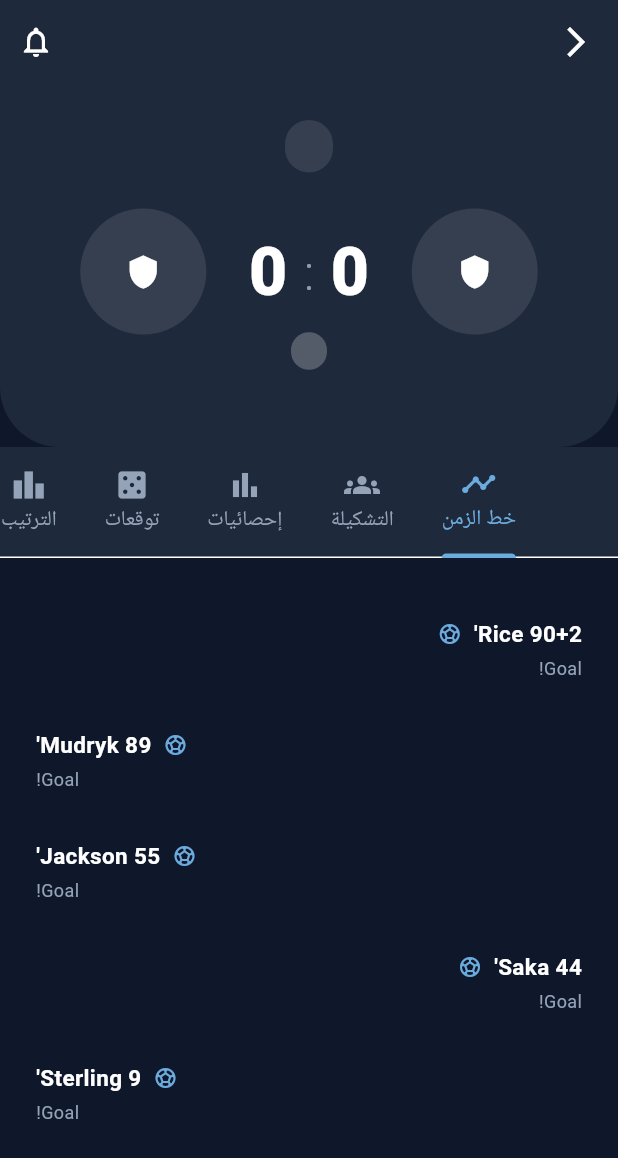
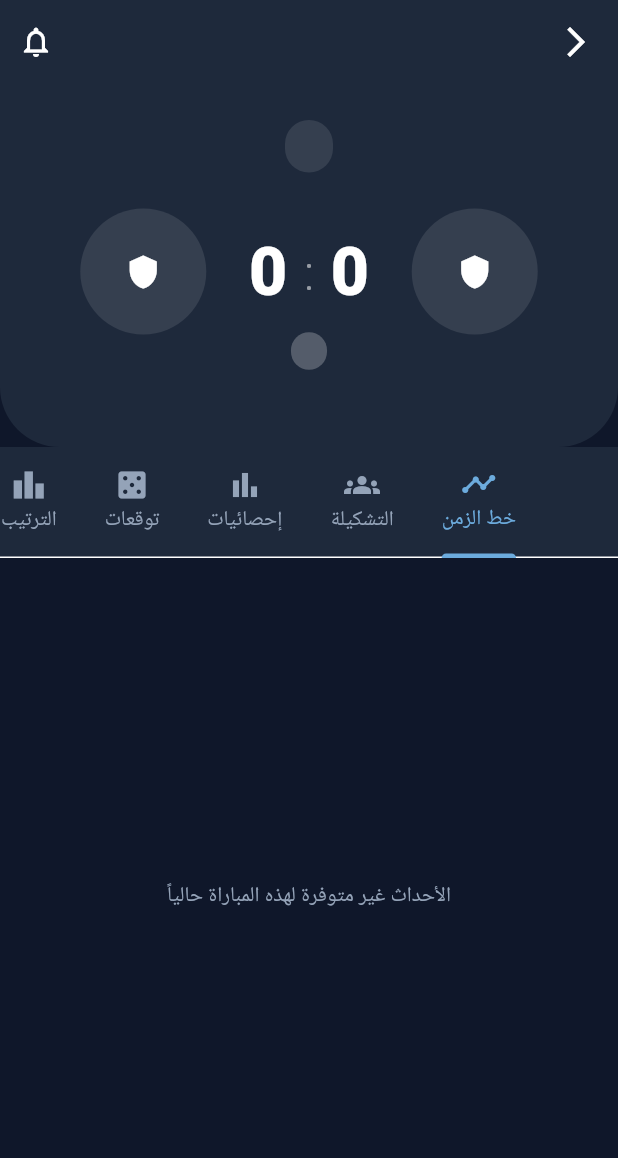
Before and after one commit to majek85/football85, a Flutter app: the MatchDetailsScreen screen opened directly with empty values, on a phone screen of 412 x 824 dp. Shown: the top 1158 px of the screen. Run offline on Flutter 3.47's test engine with Material 3 defaults, Android fonts, the phone set to English and light mode, and no system bars; drawn by our look-alikes of cached_network_image; our stand-ins replace shared_preferences, shimmer; accounts and stored records are empty; network calls fail.

Commit message:
Fix: backend date format, clean mock data, and broaden date range

```diff
--- a/lib/core/constants.dart
+++ b/lib/core/constants.dart
@@ -1,5 +1,5 @@
 class AppConstants {
   static const String supabaseUrl = 'https://utyxvzrazuwonedcdubs.supabase.co';
-  static const String supabaseKey = 'eyJhbGciOiJIUzI1NiIsInR5cCI6IkpXVCJ9.eyJpc3MiOiJzdXBhYmFzZSIsInJlZiI6InV0eXh2enJhenV3b25lZGNkdWJzIiwicm9sZSI6ImFub24iLCJpYXQiOjE3MTU0OTYwMjEsImV4cCI6MjAzMTA3MjAyMX0.jA5aL2M612S_JzH2dO3g3-V9M7Bw5N-QO_c8Y-L2gE0';
+  static const String supabaseKey = 'eyJhbGciOiJIUzI1NiIsInR5cCI6IkpXVCJ9.eyJpc3MiOiJzdXBhYmFzZSIsInJlZiI6InV0eXh2enJhenV3b25lZGNkdWJzIiwicm9sZSI6ImFub24iLCJpYXQiOjE3NzcxOTU5MzQsImV4cCI6MjA5Mjc3MTkzNH0.YPKOxYki21WfhgzN1HIvPKuHyVjFwJ-VfofnN7OJwCI';
   static const String vercelApiUrl = 'https://football85.vercel.app/api/matches';
 }
--- a/lib/screens/match_details_screen.dart
+++ b/lib/screens/match_details_screen.dart
@@ -239,15 +239,15 @@ class _MatchDetailsScreenState extends State<MatchDetailsScreen> {
   }
 
   Widget _buildTimelineTab(BuildContext context, bool isDark) {
-    return ListView(
-      padding: const EdgeInsets.all(24),
-      children: [
-        _buildTimelineItem(context, "Rice 90+2'", "Goal!", Icons.sports_soccer, true),
-        _buildTimelineItem(context, "Mudryk 89'", "Goal!", Icons.sports_soccer, false),
-        _buildTimelineItem(context, "Jackson 55'", "Goal!", Icons.sports_soccer, false),
-        _buildTimelineItem(context, "Saka 44'", "Goal!", Icons.sports_soccer, true),
-        _buildTimelineItem(context, "Sterling 9'", "Goal!", Icons.sports_soccer, false),
-      ],
+    return Center(
+      child: Padding(
+        padding: const EdgeInsets.all(24.0),
+        child: Text(
+          context.watch<LanguageProvider>().isArabic ? "الأحداث غير متوفرة لهذه المباراة حالياً" : "Timeline events not available for this match yet",
+          textAlign: TextAlign.center,
+          style: TextStyle(color: Theme.of(context).colorScheme.onSurfaceVariant),
+        ),
+      ),
     );
   }
 
@@ -282,14 +282,14 @@ class _MatchDetailsScreenState extends State<MatchDetailsScreen> {
   }
 
   Widget _buildLineupsTab(BuildContext context, bool isDark) {
-    return SingleChildScrollView(
-      padding: const EdgeInsets.all(24),
-      child: Column(
-        children: [
-          _buildTeamLineup(context, widget.match.homeTeam, ["Raya", "White", "Saliba", "Gabriel", "Zinchenko", "Rice", "Odegaard", "Havertz", "Saka", "Jesus", "Martinelli"]),
-          const SizedBox(height: 32),
-          _buildTeamLineup(context, widget.match.awayTeam, ["Sanchez", "James", "Silva", "Colwill", "Cucurella", "Enzo", "Caicedo", "Gallagher", "Sterling", "Jackson", "Palmer"]),
-        ],
+    return Center(
+      child: Padding(
+        padding: const EdgeInsets.all(24.0),
+        child: Text(
+          context.watch<LanguageProvider>().isArabic ? "التشكيلة غير متوفرة حالياً" : "Lineups not available yet",
+          textAlign: TextAlign.center,
+          style: TextStyle(color: Theme.of(context).colorScheme.onSurfaceVariant),
+        ),
       ),
     );
   }
@@ -323,17 +323,15 @@ class _MatchDetailsScreenState extends State<MatchDetailsScreen> {
       );
     }
 
-    return ListView(
-      padding: const EdgeInsets.all(24),
-      children: [
-        _buildStatRow(context, "Possession", 55, 45),
-        _buildStatRow(context, "Shots on Target", 8, 3),
-        _buildStatRow(context, "Total Shots", 14, 10),
-        _buildStatRow(context, "Corners", 6, 4),
-        _buildStatRow(context, "Offsides", 2, 1),
-        _buildStatRow(context, "Fouls", 10, 12),
-        _buildStatRow(context, "Yellow Cards", 1, 3),
-      ],
+    return Center(
+      child: Padding(
+        padding: const EdgeInsets.all(24.0),
+        child: Text(
+          context.watch<LanguageProvider>().isArabic ? "الإحصائيات ستتوفر فور بدء المباراة" : "Stats will be available once the match starts",
+          textAlign: TextAlign.center,
+          style: TextStyle(color: Theme.of(context).colorScheme.onSurfaceVariant),
+        ),
+      ),
     );
   }
 
@@ -480,13 +478,15 @@ class _MatchDetailsScreenState extends State<MatchDetailsScreen> {
 
     // Use Mock if no data or for demo
     if (leagueStandings == null || leagueStandings.isEmpty) {
-      leagueStandings = [
-        {'rank': 1, 'team': {'name': 'Arsenal', 'logo': 'https://media.api-sports.io/football/teams/42.png'}, 'played': 30, 'points': 71},
-        {'rank': 2, 'team': {'name': 'Liverpool', 'logo': 'https://media.api-sports.io/football/teams/40.png'}, 'played': 30, 'points': 70},
-        {'rank': 3, 'team': {'name': 'Man City', 'logo': 'https://media.api-sports.io/football/teams/50.png'}, 'played': 30, 'points': 67},
-        {'rank': 4, 'team': {'name': 'Aston Villa', 'logo': 'https://media.api-sports.io/football/teams/66.png'}, 'played': 31, 'points': 60},
-        {'rank': 5, 'team': {'name': 'Spurs', 'logo': 'https://media.api-sports.io/football/teams/47.png'}, 'played': 30, 'points': 57},
-      ];
+      return Center(
+        child: Padding(
+          padding: const EdgeInsets.all(24.0),
+          child: Text(
+            context.watch<LanguageProvider>().isArabic ? "جدول الترتيب غير متوفر حالياً" : "Standings not available yet",
+            style: TextStyle(color: Theme.of(context).colorScheme.onSurfaceVariant),
+          ),
+        ),
+      );
     }
 
     return SingleChildScrollView(
--- a/test_api.dart
+++ b/test_api.dart
@@ -3,7 +3,7 @@ import 'package:http/http.dart' as http;
 
 void main() async {
   const supabaseUrl = 'https://utyxvzrazuwonedcdubs.supabase.co';
-  const supabaseKey = 'eyJhbGciOiJIUzI1NiIsInR5cCI6IkpXVCJ9.eyJpc3MiOiJzdXBhYmFzZSIsInJlZiI6InV0eXh2enJhenV3b25lZGNkdWJzIiwicm9sZSI6ImFub24iLCJpYXQiOjE3MTU0OTYwMjEsImV4cCI6MjAzMTA3MjAyMX0.jA5aL2M612S_JzH2dO3g3-V9M7Bw5N-QO_c8Y-L2gE0';
+  const supabaseKey = 'eyJhbGciOiJIUzI1NiIsInR5cCI6IkpXVCJ9.eyJpc3MiOiJzdXBhYmFzZSIsInJlZiI6InV0eXh2enJhenV3b25lZGNkdWJzIiwicm9sZSI6ImFub24iLCJpYXQiOjE3NzcxOTU5MzQsImV4cCI6MjA5Mjc3MTkzNH0.YPKOxYki21WfhgzN1HIvPKuHyVjFwJ-VfofnN7OJwCI';
 
   final headers = {
     'Content-Type': 'application/json',
```
Also changed, not shown: lib/services/api_service.dart (+10 -6 lines), 3 other files.
